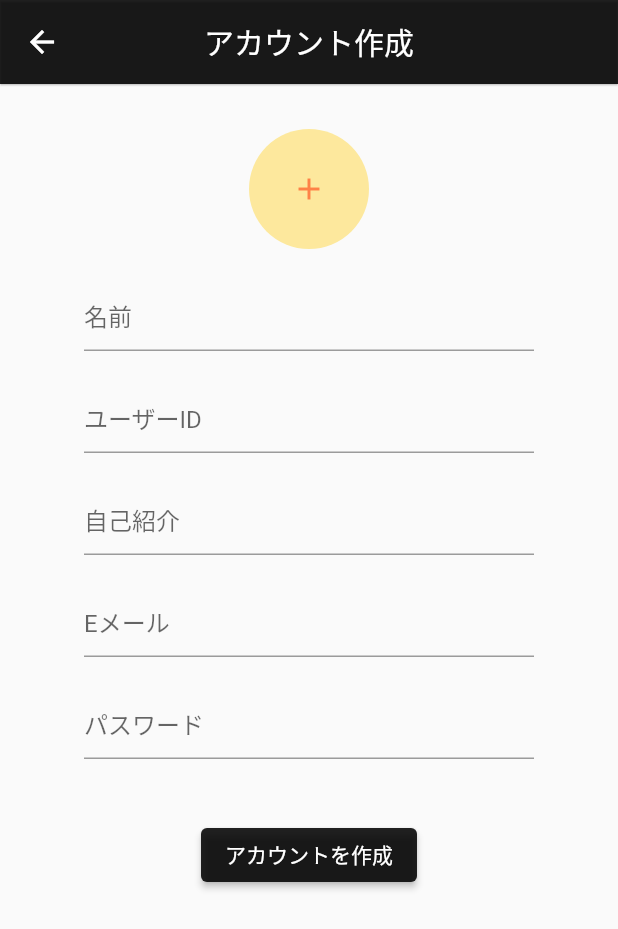
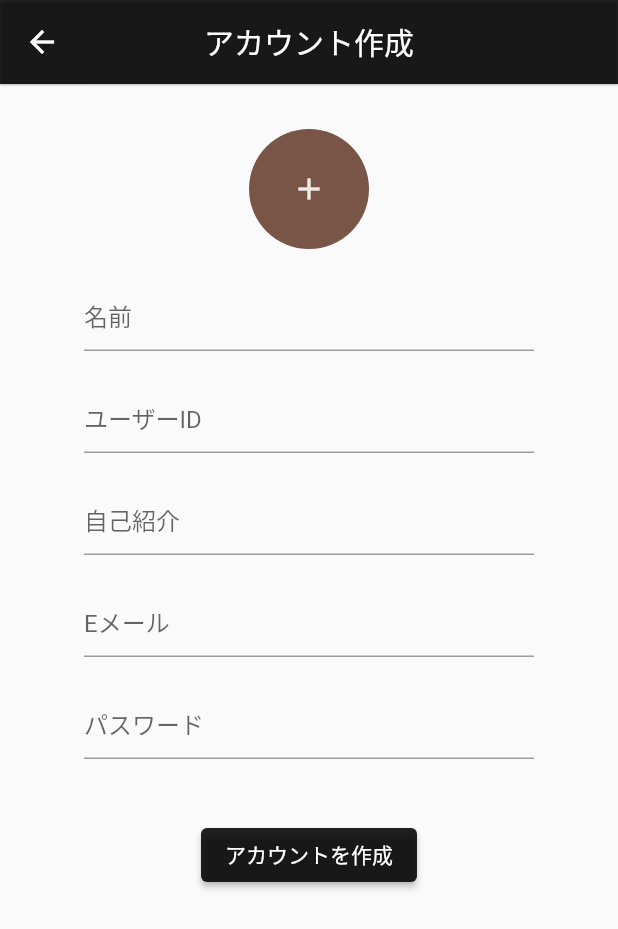
Before and after one commit to Hikaru1656/twitterApp, a Flutter app: the CreateAccountPage screen opened directly, after a tap on "アカウントを作成", on a phone screen of 412 x 824 dp. Shown: the top 929 px of the screen. Run offline on Flutter 3.47's test engine with Material 2 defaults, Android fonts, the phone set to English and light mode, and no system bars; our stand-ins replace image_picker.

```diff
--- a/lib/view/start_up/create_account_page.dart
+++ b/lib/view/start_up/create_account_page.dart
@@ -1,4 +1,8 @@
+
+import 'dart:io';
+
 import 'package:flutter/material.dart';
+import 'package:image_picker/image_picker.dart';
 
 class CreateAccountPage extends StatefulWidget {
   const CreateAccountPage({Key? key}) : super(key: key);
@@ -13,10 +17,17 @@ class _CreateAccountPageState extends State<CreateAccountPage> {
   TextEditingController selfIntroductionController = TextEditingController();
   TextEditingController emailController = TextEditingController();
   TextEditingController passController = TextEditingController();
+  File? image;
+  ImagePicker picker = ImagePicker();
 
-
-
-
+  Future<void> getImageFromGallery() async{
+    final pickedFile = await picker.pickImage(source: ImageSource.gallery);
+    if(pickedFile != null) {
+      setState(() {
+        image = File(pickedFile.path);
+      });
+    }
+  }
 
 
   @override
@@ -45,10 +56,16 @@ class _CreateAccountPageState extends State<CreateAccountPage> {
           child: Column(
             children: [
               SizedBox(height: 30),
-              CircleAvatar(
-                radius: 40,
-                backgroundColor: Colors.amberAccent.withOpacity(0.5),
-                child: Icon(Icons.add, color: Colors.deepOrange.withOpacity(0.7),),
+              GestureDetector(
+                onTap: () {
+                  getImageFromGallery();
+                },
+                child: CircleAvatar(
+                  foregroundImage: image == null ? null : FileImage(image!),
+                  radius: 40,
+                  backgroundColor: Colors.brown,
+                  child: Icon(Icons.add, color: Colors.brown.shade50),
+                ),
               ),
               SizedBox(height: 20),
               Container(
@@ -103,7 +120,8 @@ class _CreateAccountPageState extends State<CreateAccountPage> {
                     userIdController.text.isNotEmpty &&
                     selfIntroductionController.text.isNotEmpty &&
                     emailController.text.isNotEmpty &&
-                    passController.text.isNotEmpty
+                    passController.text.isNotEmpty &&
+                    image != null
                     ) {
                       Navigator.pop(context);
                     }
--- a/pubspec.yaml
+++ b/pubspec.yaml
@@ -29,6 +29,7 @@ dependencies:
   # Use with the CupertinoIcons class for iOS style icons.
   cupertino_icons: ^1.0.2
   intl: any
+  image_picker: ^0.8.3+3
 
 dev_dependencies:
   flutter_test:
```
Also changed, not shown: pubspec.lock.
